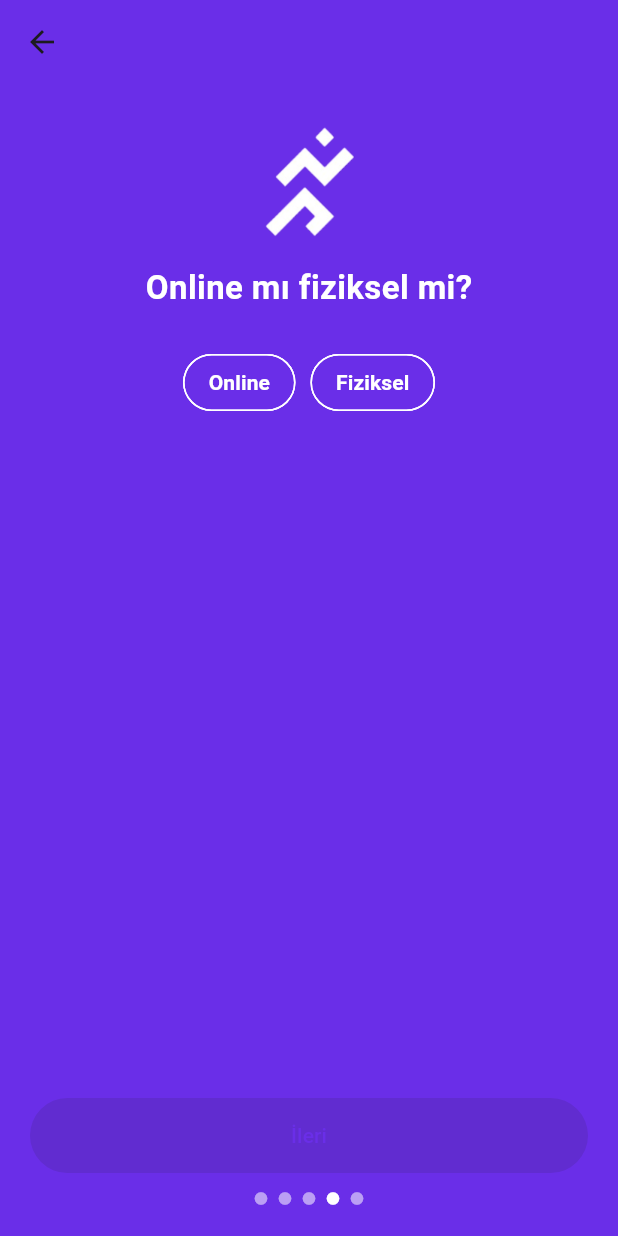
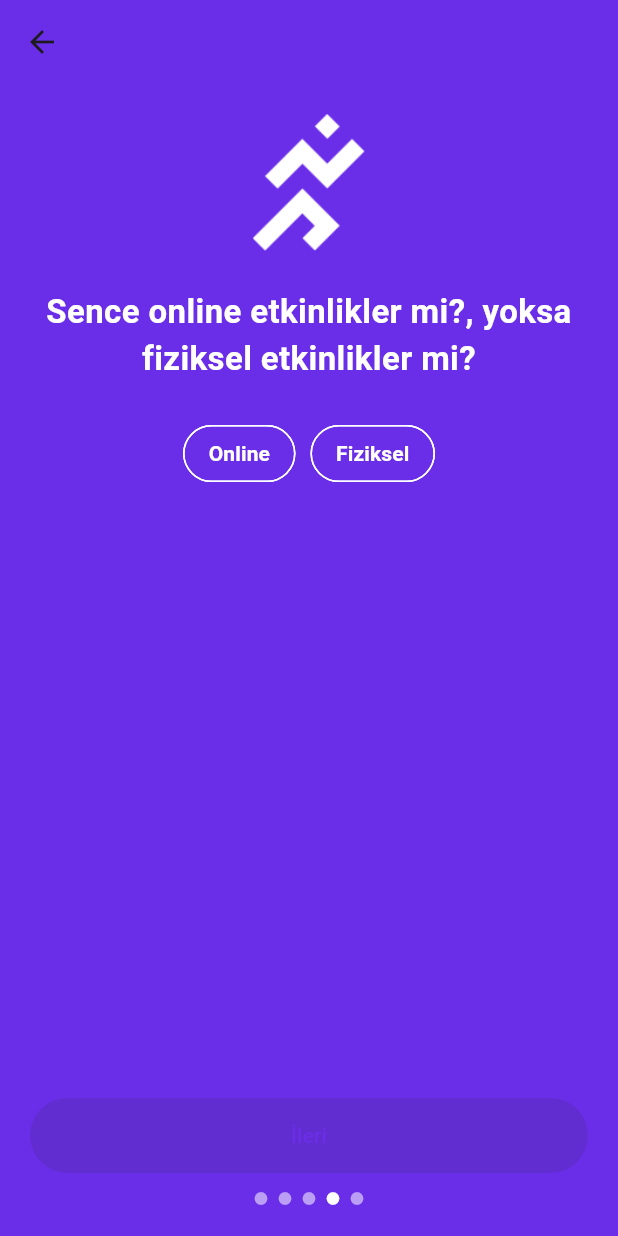
Before and after one commit to Burak-Diner/sporsepetigiris, a Flutter app: the QuestionStep4 screen opened directly, on a phone screen of 412 x 824 dp. Run offline on Flutter 3.47's test engine with Material 3 defaults, Android fonts, the phone set to English and light mode, and no system bars.

Commit message:
Yeni logo ve ekran değişiklikleri eklendi

```diff
--- a/lib/onboarding_screen.dart
+++ b/lib/onboarding_screen.dart
@@ -21,7 +21,10 @@ class OnboardingScreen extends StatelessWidget {
                   Expanded(
                     child: Align(
                       alignment: Alignment.bottomLeft,
-                      child: Image.asset('assets/images/logo_text.png'),
+                      child: Image.asset(
+                        'assets/images/logo_text.png',
+                        width: 200,
+                      ),
                     ),
                   ),
                   const SizedBox(height: 24),
--- a/lib/question_step_4.dart
+++ b/lib/question_step_4.dart
@@ -10,7 +10,7 @@ class QuestionStep4 extends StatefulWidget {
 
 class _QuestionStep4State extends State<QuestionStep4> {
   final List<String> options = ['Online', 'Fiziksel'];
-  String? selected;
+  final List<String> selected = [];
 
   @override
   Widget build(BuildContext context) {
@@ -26,26 +26,34 @@ class _QuestionStep4State extends State<QuestionStep4> {
         child: Column(
           crossAxisAlignment: CrossAxisAlignment.center,
           children: [
-            Image.asset('assets/images/logo.png', width: 100),
+            Image.asset('assets/images/logo.png', width: 75),
+            SizedBox(height: 25),
             const Text(
-              "Online mı fiziksel mi?",
+              "Sence online etkinlikler mi?, yoksa fiziksel etkinlikler mi?",
               style: TextStyle(
                 color: Colors.white,
                 fontSize: 22,
                 fontWeight: FontWeight.bold,
               ),
+              textAlign: TextAlign.center,
             ),
             const SizedBox(height: 24),
             Wrap(
               spacing: 10,
               children:
                   options.map((opt) {
-                    final isSelected = opt == selected;
-                    return ChoiceChip(
+                    final isSelected = selected.contains(opt);
+                    return FilterChip(
                       label: Text(opt),
                       selected: isSelected,
-                      onSelected: (_) {
-                        setState(() => selected = opt);
+                      onSelected: (value) {
+                        setState(() {
+                          if (value) {
+                            selected.add(opt);
+                          } else {
+                            selected.remove(opt);
+                          }
+                        });
                       },
                       selectedColor: Colors.white,
                       backgroundColor: const Color(0xFF6A2EE8),
@@ -58,6 +66,7 @@ class _QuestionStep4State extends State<QuestionStep4> {
                         borderRadius: BorderRadius.circular(30),
                         side: const BorderSide(color: Colors.white),
                       ),
+                      showCheckmark: false,
                     );
                   }).toList(),
             ),
@@ -73,7 +82,7 @@ class _QuestionStep4State extends State<QuestionStep4> {
                   ),
                 ),
                 onPressed:
-                    selected != null
+                    selected.isNotEmpty
                         ? () {
                           Navigator.push(
                             context,
@@ -89,7 +98,6 @@ class _QuestionStep4State extends State<QuestionStep4> {
                 ),
               ),
             ),
-
             const SizedBox(height: 12),
             Center(
               child: Row(
--- a/lib/splash_screen_2.dart
+++ b/lib/splash_screen_2.dart
@@ -29,7 +29,7 @@ class _SplashScreen2State extends State<SplashScreen2> {
         child: Column(
           mainAxisAlignment: MainAxisAlignment.center,
           children: [
-            Image.asset('assets/images/logo_text.png', width: 100),
+            Image.asset('assets/images/logo.png', width: 100),
             const SizedBox(height: 16),
             const Text(
               "Spora Erişmenin En Kolay Yolu!",
```
Also changed, not shown: lib/question_step_1.dart (+5 -2 lines), lib/question_step_2.dart (+5 -2 lines), lib/question_step_3.dart (+5 -2 lines), lib/question_step_5.dart (+5 -2 lines), assets/images/logo.png, assets/images/logo_text.png.
